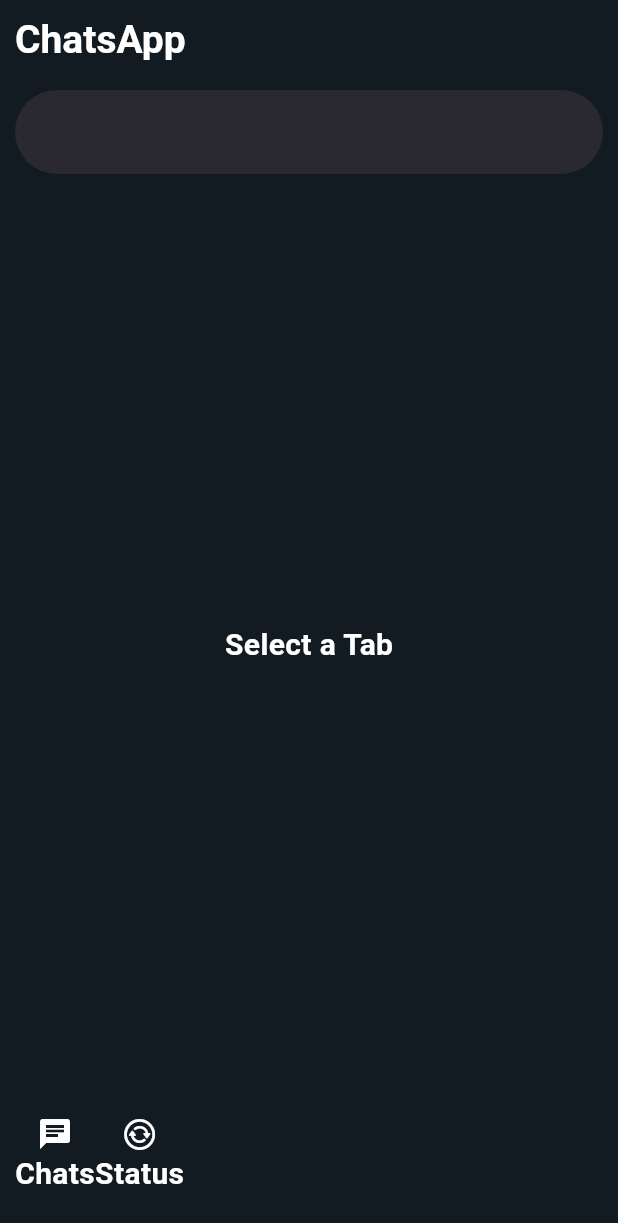
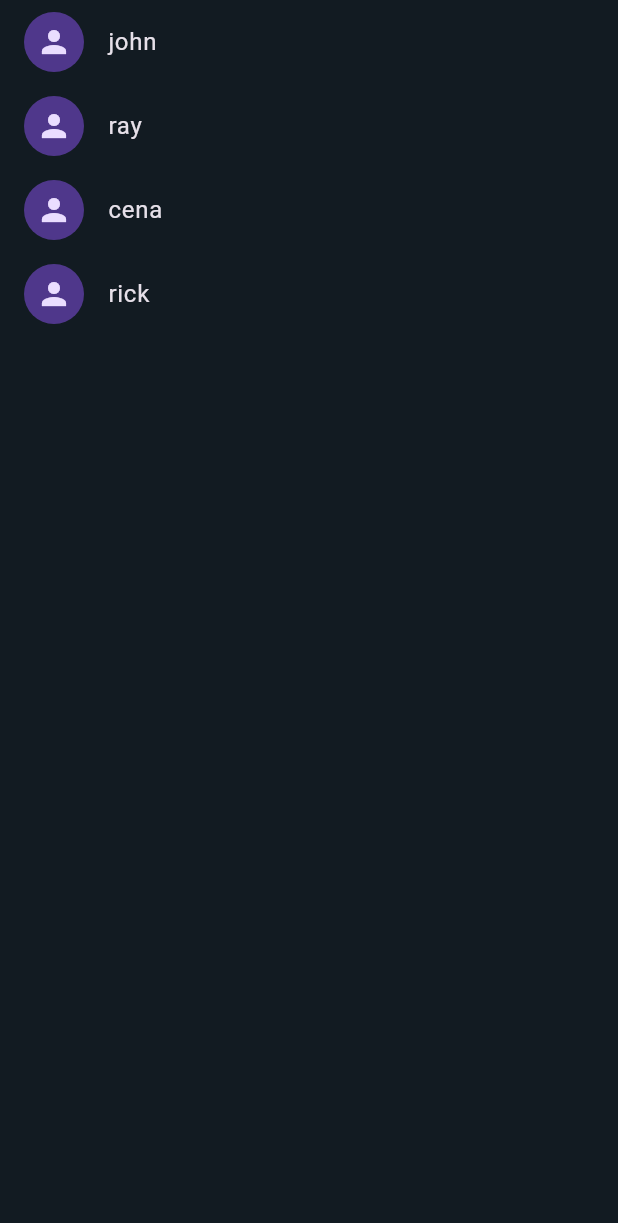
Before and after one commit to namansharma05/clean_arch_bloc_chat_app, a Flutter app: the screen it shows after launch, on a phone screen of 412 x 824 dp. Shown: the top 1223 px of the screen. Run offline on Flutter 3.47's test engine with Material 3 defaults, Android fonts, the phone set to English and light mode, and no system bars; our stand-ins replace flutter_bloc, get_it, socket_io_client.

Commit message:
added users_page and users info

```diff
--- /dev/null
+++ b/lib/features/users/data/repositories/users_repository_impl.dart
@@ -0,0 +1,17 @@
+import 'package:clean_arch_bloc_chat_app/features/users/data/models/users_model.dart';
+import 'package:clean_arch_bloc_chat_app/features/users/domain/entities/users_entity.dart';
+import 'package:clean_arch_bloc_chat_app/features/users/domain/repositories/users_repository.dart';
+
+class UsersRepositoryImpl implements UsersRepository {
+  final List<UsersModel> usersModel = [
+    UsersModel(id: 1, name: "john", imageUrl: "/image url 1"),
+    UsersModel(id: 2, name: "ray", imageUrl: "/image url 2"),
+    UsersModel(id: 3, name: "cena", imageUrl: "/image url 3"),
+    UsersModel(id: 4, name: "rick", imageUrl: "/image url 4"),
+  ];
+  @override
+  Future<List<UsersEntity>> getAllUsers() async {
+    final result = usersModel.map((userModel) => userModel.toEntity()).toList();
+    return result;
+  }
+}
--- /dev/null
+++ b/lib/features/users/domain/entities/users_entity.dart
@@ -0,0 +1,11 @@
+class UsersEntity {
+  final int? id;
+  final String? name;
+  final String? imageUrl;
+
+  UsersEntity({
+    this.id,
+    this.name,
+    this.imageUrl,
+  });
+}
--- /dev/null
+++ b/lib/features/users/domain/repositories/users_repository.dart
@@ -0,0 +1,5 @@
+import 'package:clean_arch_bloc_chat_app/features/users/domain/entities/users_entity.dart';
+
+abstract class UsersRepository {
+  Future<List<UsersEntity>> getAllUsers();
+}
--- /dev/null
+++ b/lib/features/users/domain/usecases/get_all_users.dart
@@ -0,0 +1,12 @@
+import 'package:clean_arch_bloc_chat_app/features/users/domain/entities/users_entity.dart';
+import 'package:clean_arch_bloc_chat_app/features/users/domain/repositories/users_repository.dart';
+
+class GetAllUsers {
+  final UsersRepository? usersRepository;
+
+  GetAllUsers({this.usersRepository});
+
+  Future<List<UsersEntity>> call() {
+    return usersRepository!.getAllUsers();
+  }
+}
--- /dev/null
+++ b/lib/features/users/presentation/bloc/users_bloc.dart
@@ -0,0 +1,22 @@
+import 'dart:async';
+
+import 'package:clean_arch_bloc_chat_app/features/users/domain/entities/users_entity.dart';
+import 'package:clean_arch_bloc_chat_app/features/users/domain/usecases/get_all_users.dart';
+import 'package:flutter_bloc/flutter_bloc.dart';
+
+part 'users_event.dart';
+part 'users_state.dart';
+
+class UsersBloc extends Bloc<UsersEvent, UsersState> {
+  final GetAllUsers? getAllUsers;
+  UsersBloc({this.getAllUsers}) : super(UsersInitial()) {
+    on<UsersGetAllUsersEvent>(usersGetAllUsersEvent);
+  }
+
+  FutureOr<void> usersGetAllUsersEvent(
+      UsersGetAllUsersEvent event, Emitter<UsersState> emit) async {
+    emit(UsersLoadingState());
+    final allUsers = await getAllUsers!.call();
+    emit(UsersLoadedState(allUsers: allUsers));
+  }
+}
--- /dev/null
+++ b/lib/features/users/presentation/bloc/users_event.dart
@@ -0,0 +1,5 @@
+part of 'users_bloc.dart';
+
+class UsersEvent {}
+
+class UsersGetAllUsersEvent extends UsersEvent {}
--- /dev/null
+++ b/lib/features/users/presentation/bloc/users_state.dart
@@ -0,0 +1,15 @@
+part of 'users_bloc.dart';
+
+class UsersState {}
+
+class UsersInitial extends UsersState {}
+
+class UsersLoadingState extends UsersState {}
+
+class UsersLoadedState extends UsersState {
+  final List<UsersEntity>? allUsers;
+
+  UsersLoadedState({this.allUsers});
+}
+
+class UsersErrorState extends UsersState {}
--- /dev/null
+++ b/lib/features/users/presentation/pages/users_page.dart
@@ -0,0 +1,34 @@
+import 'package:clean_arch_bloc_chat_app/features/users/presentation/bloc/users_bloc.dart';
+import 'package:flutter/material.dart';
+import 'package:flutter_bloc/flutter_bloc.dart';
+
+class UsersPage extends StatelessWidget {
+  const UsersPage({super.key});
+
+  @override
+  Widget build(BuildContext context) {
+    return BlocConsumer<UsersBloc, UsersState>(
+      listener: (context, state) {},
+      builder: (context, state) {
+        if (state is UsersLoadedState) {
+          return Scaffold(
+            body: ListView.builder(
+              itemCount: state.allUsers!.length,
+              itemBuilder: (context, index) {
+                final currentUser = state.allUsers![index];
+                return ListTile(
+                  leading: CircleAvatar(
+                    child: Icon(Icons.person),
+                  ),
+                  title: Text(currentUser.name!),
+                );
+              },
+            ),
+          );
+        } else {
+          return const SizedBox();
+        }
+      },
+    );
+  }
+}
--- a/lib/main.dart
+++ b/lib/main.dart
@@ -2,6 +2,8 @@
 import 'package:clean_arch_bloc_chat_app/features/home/presentation/bloc/home_bloc.dart';
 import 'package:clean_arch_bloc_chat_app/features/home/presentation/pages/home_page.dart';
 import 'package:clean_arch_bloc_chat_app/features/individual_chat/presentation/bloc/individual_chat_bloc.dart';
+import 'package:clean_arch_bloc_chat_app/features/users/presentation/bloc/users_bloc.dart';
+import 'package:clean_arch_bloc_chat_app/features/users/presentation/pages/users_page.dart';
 import 'package:clean_arch_bloc_chat_app/injection_container.dart';
 import 'package:clean_arch_bloc_chat_app/utils/theme/theme.dart';
 import 'package:flutter/material.dart';
@@ -31,14 +33,24 @@
             ),
         ),
         BlocProvider(
-          create: (_) => IndividualChatBloc(getIt(), getIt()),
+          create: (_) => IndividualChatBloc(
+            getIt(),
+            getIt(),
+          ),
+        ),
+        BlocProvider(
+          create: (_) => UsersBloc(
+            getAllUsers: getIt(),
+          )..add(
+              UsersGetAllUsersEvent(),
+            ),
         ),
       ],
       child: MaterialApp(
         title: 'Chat App',
         debugShowCheckedModeBanner: false,
         theme: theme(),
-        home: const HomePage(),
+        home: const UsersPage(),
       ),
     );
   }
```
Also changed, not shown: lib/features/individual_chat/presentation/widgets/individual_chat_app_bar_widget.dart (+4 -3 lines), lib/features/users/data/models/users_model.dart (added, +29 -0 lines), lib/injection_container.dart (+14 -5 lines).
